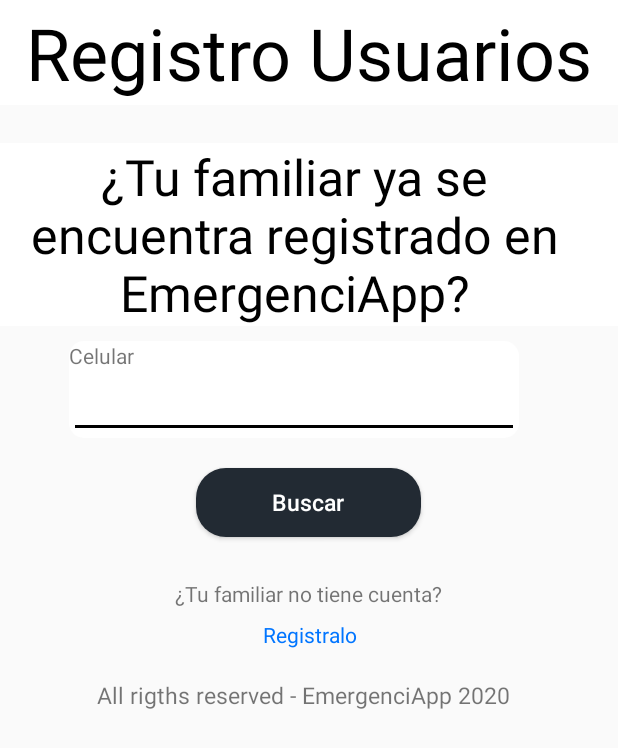
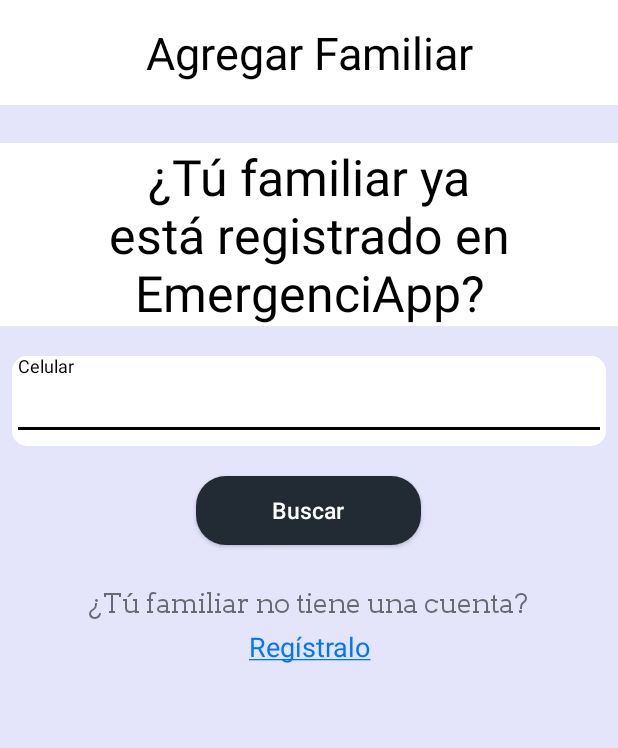
Before and after one commit to MiguelAPaez/EmergenciApp, an Android app: the screen it shows after launch once a user with an empty profile is signed in (activity_buscarFamiliar), after a tap on "Grupo Familiar", on a phone screen of 412 x 824 dp. Shown: the top 748 px of the screen. Run offline under Robolectric (Android 15) with nearby library versions, the phone set to English and light mode, and no system bars; our stand-ins replace Firebase (no records; nobody signed in at launch, a user with empty details on screens opened directly).

Commit message:
Update BuscarFamiliar
Arreglos pantalla BuscarFamiliar y algunos cambios más

```diff
--- a/app/src/main/AndroidManifest.xml
+++ b/app/src/main/AndroidManifest.xml
@@ -1,6 +1,8 @@
 <?xml version="1.0" encoding="utf-8"?>
 <manifest xmlns:android="http://schemas.android.com/apk/res/android"
     package="com.example.miguelapaez.emergenciapp">
+
+    <uses-permission android:name="android.permission.CALL_PHONE"/>
 
     <application
         android:allowBackup="true"
--- a/app/src/main/java/com/example/miguelapaez/emergenciapp/MainActivity.java
+++ b/app/src/main/java/com/example/miguelapaez/emergenciapp/MainActivity.java
@@ -1,71 +1,97 @@
 package com.example.miguelapaez.emergenciapp;
 
+import android.Manifest;
 import android.content.Intent;
+import android.content.pm.PackageManager;
+import android.net.Uri;
+import android.os.Build;
 import android.os.Bundle;
 import android.view.View;
 import android.widget.Button;
 import android.widget.LinearLayout;
 import android.widget.Toast;
 
+import androidx.annotation.RequiresApi;
 import androidx.appcompat.app.AppCompatActivity;
 
 import com.example.miguelapaez.emergenciapp.Negocio.FacadeNegocio;
 import com.example.miguelapaez.emergenciapp.Negocio.ImplementacionNegocio;
 
 public class MainActivity extends AppCompatActivity {
-    FacadeNegocio bussiness = new ImplementacionNegocio();
+    FacadeNegocio bussiness = new ImplementacionNegocio ();
+    String dial = "tel:321";
+
     public void onStart() {
-        super.onStart();
+        super.onStart ();
     }
 
     @Override
     public void onResume() {
-        super.onResume();
-        if (!bussiness.verificarSesion()) {
-            Intent intent = new Intent(MainActivity.this, Login.class);
-            startActivityForResult(intent, 0);
+        super.onResume ();
+        if (!bussiness.verificarSesion ()) {
+            Intent intent = new Intent ( MainActivity.this , Login.class );
+            startActivityForResult ( intent , 0 );
         }
     }
 
     @Override
     protected void onCreate(Bundle savedInstanceState) {
-        super.onCreate(savedInstanceState);
-        if (!bussiness.verificarSesion()) {
-            Intent intent = new Intent(MainActivity.this, Login.class);
-            startActivityForResult(intent, 0);
+        super.onCreate ( savedInstanceState );
+        if (!bussiness.verificarSesion ()) {
+            Intent intent = new Intent ( MainActivity.this , Login.class );
+            startActivityForResult ( intent , 0 );
         }
-        setContentView(R.layout.activity_main);
-        getSupportActionBar().hide();
+        setContentView ( R.layout.activity_main );
+        getSupportActionBar ().hide ();
 
-        Button btnLogOut = (Button) findViewById(R.id.buttonLogOut);
-        btnLogOut.setOnClickListener(new View.OnClickListener() {
+        Button btnLogOut = (Button) findViewById ( R.id.buttonLogOut );
+        btnLogOut.setOnClickListener ( new View.OnClickListener () {
             @Override
             public void onClick(View v) {
-                if (bussiness.cerrarSesion()) {
-                    Toast.makeText(MainActivity.this, "Sesión cerrada", Toast.LENGTH_LONG).show();
-                    startActivity(new Intent(v.getContext(), Login.class));
-                    finish();
+                if (bussiness.cerrarSesion ()) {
+                    Toast.makeText ( MainActivity.this , "Sesión cerrada" , Toast.LENGTH_LONG ).show ();
+                    startActivity ( new Intent ( v.getContext () , Login.class ) );
+                    finish ();
                 }
             }
-        });
+        } );
 
-        LinearLayout profile = (LinearLayout) findViewById(R.id.linearLayoutProfileMain);
-        profile.setOnClickListener(new View.OnClickListener() {
+        LinearLayout profile = (LinearLayout) findViewById ( R.id.linearLayoutProfileMain );
+        profile.setOnClickListener ( new View.OnClickListener () {
             @Override
             public void onClick(View v) {
-                Intent intent = new Intent(v.getContext(), Profile.class);
-                startActivityForResult(intent, 0);
+                Intent intent = new Intent ( v.getContext () , Profile.class );
+                startActivityForResult ( intent , 0 );
             }
-        });
+        } );
 
-        LinearLayout emergency = (LinearLayout) findViewById(R.id.linearLayoutEmergencyMain);
-        emergency.setOnClickListener(new View.OnClickListener() {
+        LinearLayout emergency = (LinearLayout) findViewById ( R.id.linearLayoutEmergencyMain );
+        emergency.setOnClickListener ( new View.OnClickListener () {
             @Override
             public void onClick(View v) {
-                Intent intent = new Intent(v.getContext(), EmergencyOptions.class);
-                startActivityForResult(intent, 0);
+                Intent intent = new Intent ( v.getContext () , EmergencyOptions.class );
+                startActivityForResult ( intent , 0 );
             }
-        });
+        } );
+
+        /*LinearLayout lineEmergency = (LinearLayout) findViewById ( R.id.linearLayoutLineEmergencyMain );
+        emergency.setOnClickListener ( new View.OnClickListener () {
+            @RequiresApi(api = Build.VERSION_CODES.M)
+            @Override
+            public void onClick(View v) {
+                if (checkSelfPermission ( Manifest.permission.CALL_PHONE ) != PackageManager.PERMISSION_GRANTED) {
+                    startActivity ( new Intent ( Intent.ACTION_CALL , Uri.parse ( dial ) ) );
+                    // TODO: Consider calling
+                    //    Activity#requestPermissions
+                    // here to request the missing permissions, and then overriding
+                    //   public void onRequestPermissionsResult(int requestCode, String[] permissions,
+                    //                                          int[] grantResults)
+                    // to handle the case where the user grants the permission. See the documentation
+                    // for Activity#requestPermissions for more details.
+                    return;
+                }
+            }
+        });*/
 
         LinearLayout grupoFamiliar = (LinearLayout) findViewById(R.id.linearLayoutFamilyGroupMain);
         grupoFamiliar.setOnClickListener(new View.OnClickListener() {
--- a/app/src/main/java/com/example/miguelapaez/emergenciapp/activity_buscarFamiliar.java
+++ b/app/src/main/java/com/example/miguelapaez/emergenciapp/activity_buscarFamiliar.java
@@ -1,10 +1,14 @@
 package com.example.miguelapaez.emergenciapp;
 
+import android.graphics.Typeface;
 import android.os.Bundle;
+import android.widget.TextView;
 
 import androidx.appcompat.app.AppCompatActivity;
 
 public class activity_buscarFamiliar extends AppCompatActivity {
+
+    TextView message;
 
     @Override
     protected void onCreate(Bundle savedInstanceState) {
@@ -12,5 +16,11 @@
         super.onCreate(savedInstanceState);
         setContentView(R.layout.activity_buscar_familiar);
         getSupportActionBar().hide();
+
+        message = (TextView) findViewById ( R.id.messageBuscar );
+        String font_path = "font/Arvo-Regular.ttf";
+        Typeface TF = Typeface.createFromAsset ( getAssets (), font_path );
+        message.setTypeface ( TF );
+
     }
 }
--- a/app/src/main/res/layout/activity_buscar_familiar.xml
+++ b/app/src/main/res/layout/activity_buscar_familiar.xml
@@ -4,8 +4,8 @@
     xmlns:tools="http://schemas.android.com/tools"
     android:layout_width="match_parent"
     android:layout_height="match_parent"
+    android:background="@color/colorBackground"
     tools:context=".activity_buscarFamiliar">
-    android:background="@color/colorBackground"
 
     <LinearLayout
         android:layout_width="match_parent"
@@ -17,8 +17,6 @@
             android:id="@+id/linearLayoutTitleRegister"
             android:layout_width="match_parent"
             android:layout_height="70dp"
-            android:layout_marginStart="0dp"
-            android:layout_marginEnd="0dp"
             android:background="@color/colorWhite"
             android:color="@color/colorBlack"
             android:orientation="horizontal"
@@ -28,15 +26,15 @@
             app:layout_constraintTop_toTopOf="parent">
 
             <TextView
-                android:id="@+id/titleRegister"
+                android:id="@+id/titleBuscarFamiliar"
                 android:layout_width="match_parent"
                 android:layout_height="wrap_content"
                 android:layout_gravity="center"
                 android:layout_weight="1"
-                android:text="@string/register_title"
+                android:text="@string/titleBuscarFamiliar"
                 android:textAlignment="center"
                 android:textColor="@color/colorBlack"
-                android:textSize="72px" />
+                android:textSize="30dp" />
         </LinearLayout>
 
 
@@ -59,12 +57,10 @@
                 android:textAlignment="center">
 
                 <TextView
-                    android:id="@+id/titleRegister2"
-                    android:layout_width="433dp"
+                    android:id="@+id/titleBuscarFamiliar2"
+                    android:layout_width="match_parent"
                     android:layout_height="wrap_content"
-
                     android:layout_marginTop="25dp"
-                    android:layout_marginEnd="10dp"
                     android:layout_weight="1"
                     android:background="@color/colorWhite"
                     android:text="@string/buscarUsuario"
@@ -73,32 +69,32 @@
                     android:textSize="50px" />
 
                 <LinearLayout
-                    android:layout_width="300dp"
-                    android:layout_height="match_parent"
-                    android:layout_marginTop="10dp"
-                    android:layout_marginEnd="10dp"
-                    android:layout_weight="1"
+                    android:id="@+id/linearLayoutPhoneBuscarFamiliar"
+                    android:layout_width="match_parent"
+                    android:layout_height="60dp"
+                    android:layout_marginStart="8dp"
+                    android:layout_marginTop="20dp"
+                    android:layout_marginEnd="8dp"
                     android:background="@drawable/shape"
-                    android:orientation="vertical"
-                    android:textAlignment="center">
+                    android:textAlignment="center"
+                    android:orientation="horizontal">
 
-                    <TextView
-                        android:id="@+id/textView"
-                        android:layout_width="wrap_content"
-                        android:layout_height="wrap_content"
-                        android:text="@string/celular" />
+                    <com.google.android.material.textfield.TextInputLayout
+                        android:layout_width="match_parent"
+                        android:layout_height="wrap_content">
 
-                    <EditText
-                        android:id="@+id/editText"
-                        android:layout_width="match_parent"
-                        android:layout_height="wrap_content"
-                        android:ems="10"
-                        android:inputType="phone" />
+                        <com.google.android.material.textfield.TextInputEditText
+                            android:layout_width="match_parent"
+                            android:layout_height="wrap_content"
+                            android:id="@+id/phoneRegister"
+                            android:hint="@string/phone"
+                            android:inputType="number"/>
+                    </com.google.android.material.textfield.TextInputLayout>
                 </LinearLayout>
 
 
                 <Button
-                    android:id="@+id/buttonLogOut"
+                    android:id="@+id/buttonBuscarFamiliar"
                     android:layout_width="150dp"
                     android:layout_height="46dp"
                     android:layout_gravity="center"
@@ -111,39 +107,28 @@
                     android:textSize="15dp" />
 
                 <TextView
-                    android:id="@+id/textView2"
+                    android:id="@+id/messageBuscar"
                     android:layout_width="wrap_content"
                     android:layout_height="wrap_content"
                     android:layout_marginTop="20dp"
                     android:layout_weight="1"
-                    android:text="@string/no_tiene_cuenta" />
+                    android:text="@string/no_tiene_cuenta"
+                    android:textSize="18dp"/>
 
                 <TextView
-                    android:id="@+id/meesageSignUp"
+                    android:id="@+id/meesageSignUpBuscar"
                     android:layout_width="match_parent"
                     android:layout_height="wrap_content"
                     android:layout_marginStart="8dp"
-                    android:layout_marginTop="8dp"
+                    android:layout_marginTop="5dp"
                     android:layout_marginEnd="8dp"
-                    android:text="Registralo"
+                    android:text="@string/signUpBuscarFamiliar"
                     android:textAlignment="center"
+                    android:textSize="18dp"
                     android:textColor="@color/colorBlue" />
-
 
             </LinearLayout>
         </ScrollView>
-        <TextView
-            android:id="@+id/textView5"
-            android:layout_width="match_parent"
-            android:layout_height="wrap_content"
-            android:layout_marginStart="0dp"
-            android:layout_marginTop="20dp"
-            android:layout_marginEnd="8dp"
-            android:layout_marginBottom="8dp"
-            android:text="@string/rights"
-            android:textSize="15dp"
-            android:textAlignment="center"/>
-
     </LinearLayout>
 
 </androidx.constraintlayout.widget.ConstraintLayout>
--- a/app/src/main/res/values/strings.xml
+++ b/app/src/main/res/values/strings.xml
@@ -41,9 +41,11 @@
     <string name="textoBottonESeguridad">Policia</string>
     <string name="textoBottonEBomberos">Bomberos</string>
     <string name="textoBottonECasera">Casera</string>
-    <string name="buscarUsuario">¿Tu familiar ya se encuentra registrado en EmergenciApp?</string>
+    <string name="titleBuscarFamiliar">Agregar Familiar</string>
+    <string name="buscarUsuario">¿Tú familiar ya está registrado en EmergenciApp?</string>
     <string name="celular">Celular</string>
     <string name="buscar">Buscar</string>
-    <string name="no_tiene_cuenta">¿Tu familiar no tiene cuenta?</string>
+    <string name="no_tiene_cuenta">¿Tú familiar no tiene una cuenta?</string>
+    <string name="signUpBuscarFamiliar"><u>Regístralo</u></string>
 
 </resources>
```
